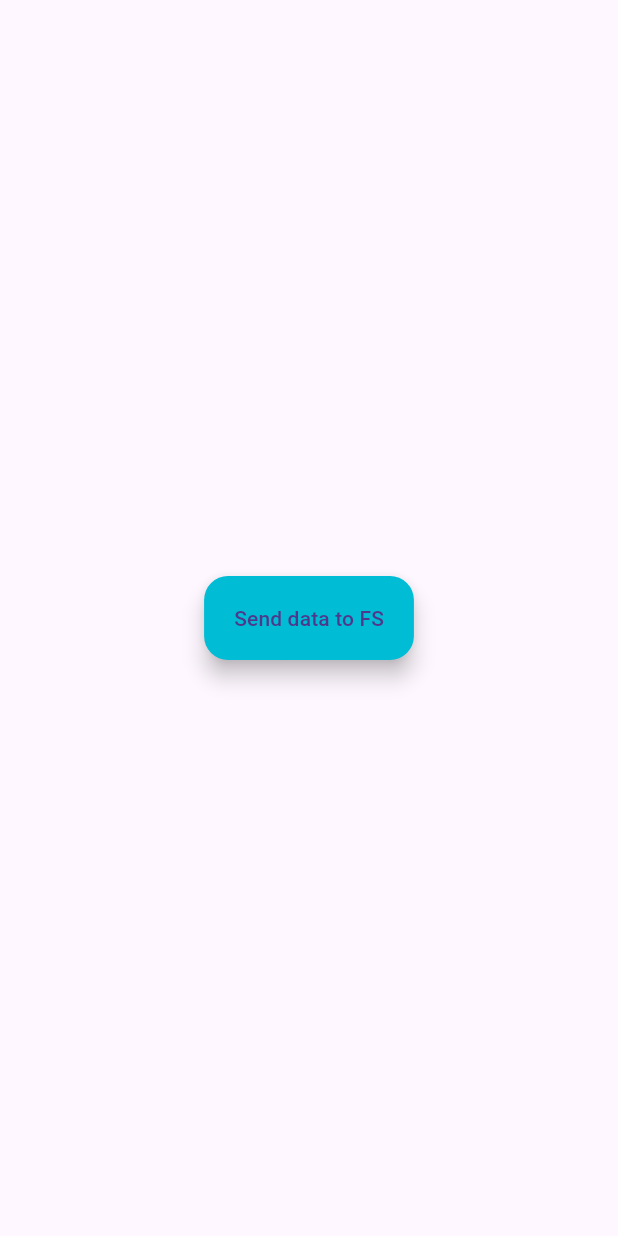
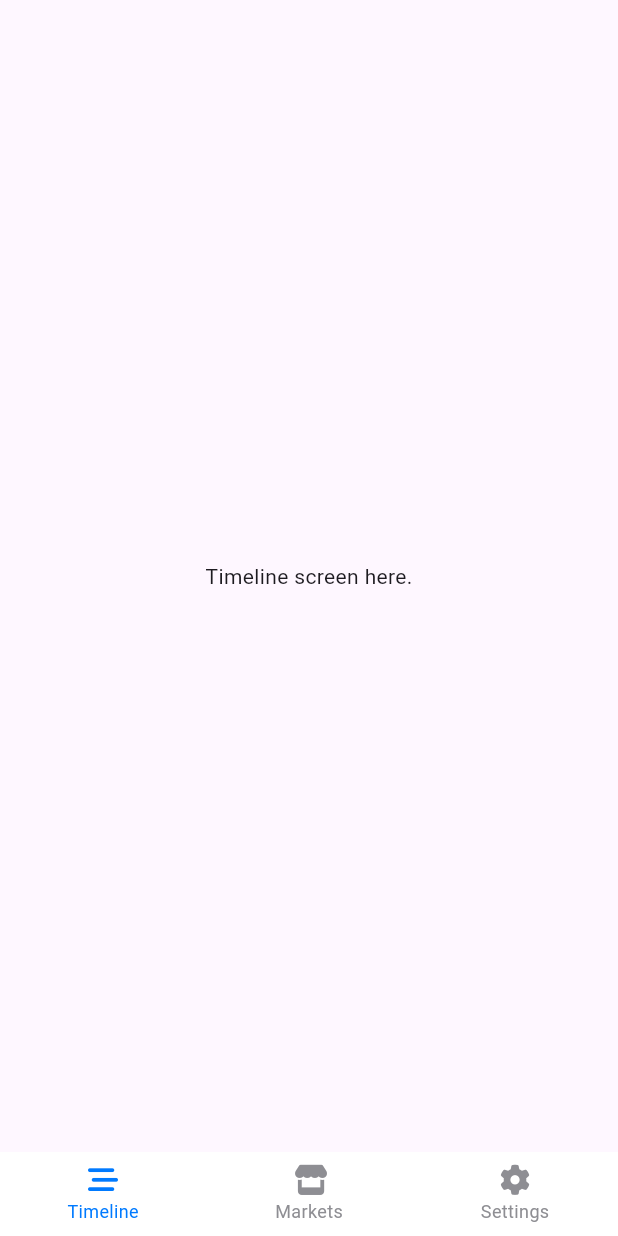
Before and after one commit to Kapish789/Stockhours, a Flutter app: the screen it shows after launch, on a phone screen of 412 x 824 dp. Run offline on Flutter 3.47's test engine with Material 3 defaults, Android fonts, the phone set to English and light mode, and no system bars; drawn by our look-alikes of persistent_bottom_nav_bar; our stand-ins replace cloud_firestore, firebase_core, font_awesome_flutter; accounts and stored records are empty.

Commit message:
added basic MarketScreen

```diff
--- a/lib/main.dart
+++ b/lib/main.dart
@@ -1,6 +1,10 @@
 import 'package:cloud_firestore/cloud_firestore.dart';
 import 'package:flutter/material.dart';
 import 'package:firebase_core/firebase_core.dart';
+import 'package:provider/provider.dart';
+import 'package:stock_hours/models/fs_models.dart';
+import 'package:stock_hours/nav_bar.dart';
+import 'package:stock_hours/services/firestore.dart';
 import 'firebase_options.dart';
 
 void main() async {
@@ -17,28 +21,16 @@ class MainApp extends StatelessWidget {
 
   @override
   Widget build(BuildContext context) {
-    return MaterialApp(
-      debugShowCheckedModeBanner: false,
-      home: Scaffold(
-        body: Center(
-          child: FloatingActionButton.extended(
-            backgroundColor: Colors.cyan,
-            onPressed: () async {
-              // initial testing for connection with Firestore
-              FirebaseFirestore _db = FirebaseFirestore.instance;
-
-              await _db.collection("test_collection").doc("test_doc_id").set({
-                "test_string": "hello world",
-                "test_int": 123,
-                "test_boolean": true,
-                "test_timestamp": Timestamp.now(),
-              });
-
-              debugPrint("Data sent to Firestore.");
-            },
-            label: Text("Send data to FS"),
-          ),
-        ),
+    return MultiProvider(
+      providers: [
+        StreamProvider(
+          create: (_) => FirestoreService().streamMarkets(),
+          initialData: MarketList(),
+        )
+      ],
+      child: MaterialApp(
+        debugShowCheckedModeBanner: false,
+        home: NavBar(),
       ),
     );
   }
--- /dev/null
+++ b/lib/models/fs_models.dart
@@ -0,0 +1,35 @@
+import "package:json_annotation/json_annotation.dart";
+
+part "fs_models.g.dart";
+
+@JsonSerializable()
+class Market {
+  final String name;
+  final String open;
+  final String close;
+  final String flag;
+
+  Market({
+    this.name = "",
+    this.open = "",
+    this.close = "",
+    this.flag = "",
+  });
+
+  factory Market.fromJson(Map<String, dynamic> json) => _$MarketFromJson(json);
+
+  Map<String, dynamic> toJson() => _$MarketToJson(this);
+}
+
+@JsonSerializable()
+class MarketList {
+  final List<Market> markets;
+
+  MarketList({
+    this.markets = const [],
+  });
+
+  factory MarketList.fromJson(Map<String, dynamic> json) => _$MarketListFromJson(json);
+
+  Map<String, dynamic> toJson() => _$MarketListToJson(this);
+}
--- /dev/null
+++ b/lib/nav_bar.dart
@@ -0,0 +1,66 @@
+import 'package:flutter/cupertino.dart';
+import 'package:font_awesome_flutter/font_awesome_flutter.dart';
+import 'package:persistent_bottom_nav_bar/persistent_tab_view.dart';
+import 'package:stock_hours/screens/markets_screen.dart';
+import 'package:stock_hours/screens/settings_screen.dart';
+import 'package:stock_hours/screens/timeline_screen.dart';
+
+class NavBar extends StatelessWidget {
+  const NavBar({super.key});
+
+  @override
+  Widget build(BuildContext context) {
+    PersistentTabController _controller;
+
+    _controller = PersistentTabController(initialIndex: 0);
+    return PersistentTabView(
+      context,
+      screenTransitionAnimation: const ScreenTransitionAnimation(
+        animateTabTransition: true,
+        curve: Curves.easeOutCubic,
+      ),
+      itemAnimationProperties: const ItemAnimationProperties(
+        duration: Duration(milliseconds: 200),
+      ),
+      controller: _controller,
+      navBarStyle: NavBarStyle.style11,
+      items: [
+        PersistentBottomNavBarItem(
+          icon: const Icon(
+            FontAwesomeIcons.barsStaggered,
+            size: 20,
+          ),
+          title: "Timeline",
+          activeColorSecondary: CupertinoColors.activeBlue,
+          activeColorPrimary: CupertinoColors.activeBlue,
+          inactiveColorPrimary: CupertinoColors.systemGrey,
+        ),
+        PersistentBottomNavBarItem(
+          icon: const Icon(
+            FontAwesomeIcons.store,
+            size: 20,
+          ),
+          activeColorSecondary: CupertinoColors.activeBlue,
+          title: "Markets",
+          activeColorPrimary: CupertinoColors.activeBlue,
+          inactiveColorPrimary: CupertinoColors.systemGrey,
+        ),
+        PersistentBottomNavBarItem(
+          icon: const Icon(
+            FontAwesomeIcons.gear,
+            size: 20,
+          ),
+          activeColorSecondary: CupertinoColors.activeBlue,
+          title: "Settings",
+          activeColorPrimary: CupertinoColors.activeBlue,
+          inactiveColorPrimary: CupertinoColors.systemGrey,
+        ),
+      ],
+      screens: const [
+        TimelineScreen(),
+        MarketsScreen(),
+        SettingsScreen(),
+      ],
+    );
+  }
+}
--- /dev/null
+++ b/lib/screens/timeline_screen.dart
@@ -0,0 +1,15 @@
+import 'package:flutter/material.dart';
+
+class TimelineScreen extends StatelessWidget {
+  const TimelineScreen({super.key});
+
+  @override
+  Widget build(BuildContext context) {
+    return const Scaffold(
+      body: SafeArea(
+          child: Center(
+        child: Text("Timeline screen here."),
+      )),
+    );
+  }
+}
--- a/lib/services/firestore.dart
+++ b/lib/services/firestore.dart
@@ -0,0 +1,10 @@
+import 'package:cloud_firestore/cloud_firestore.dart';
+import 'package:stock_hours/models/fs_models.dart';
+
+class FirestoreService {
+  final _db = FirebaseFirestore.instance;
+
+  Stream<MarketList> streamMarkets() {
+    return _db.collection("constants").doc("markets").snapshots().map((snapshot) => MarketList.fromJson(snapshot.data()!));
+  }
+}
--- a/pubspec.yaml
+++ b/pubspec.yaml
@@ -7,10 +7,16 @@ environment:
   sdk: '>=3.2.3 <4.0.0'
 
 dependencies:
+  build_runner: ^2.4.7
   cloud_firestore: ^4.13.6
+  country_flags: ^2.2.0
   firebase_core: ^2.24.2
   flutter:
     sdk: flutter
+  font_awesome_flutter: ^10.6.0
+  json_annotation: ^4.8.1
+  json_serializable: ^6.7.1
+  persistent_bottom_nav_bar: ^5.0.2
   provider: ^6.1.1
 
 dev_dependencies:
```
Also changed, not shown: lib/screens/markets_screen.dart (added, +206 -0 lines), lib/screens/settings_screen.dart (added, +15 -0 lines), lib/models/fs_models.g.dart (added), pubspec.lock, 1 other file.
